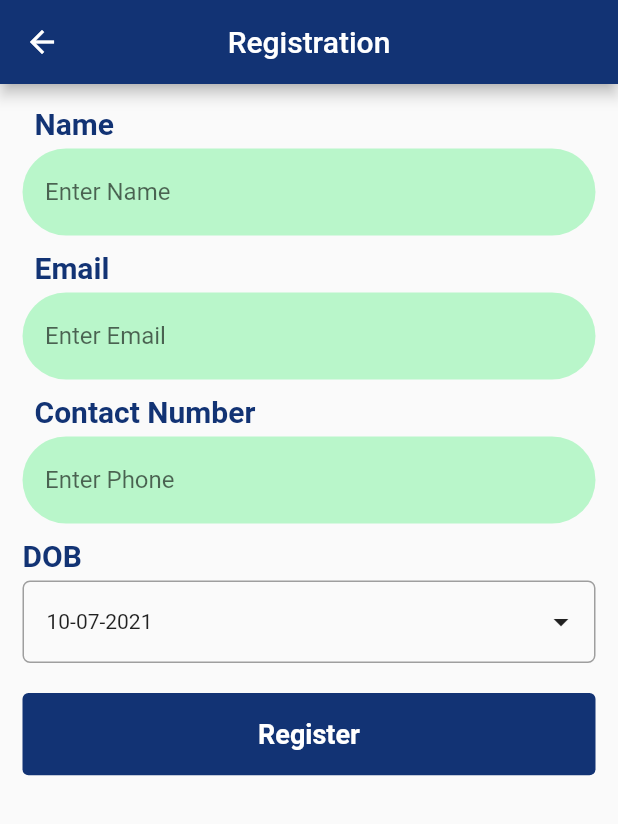
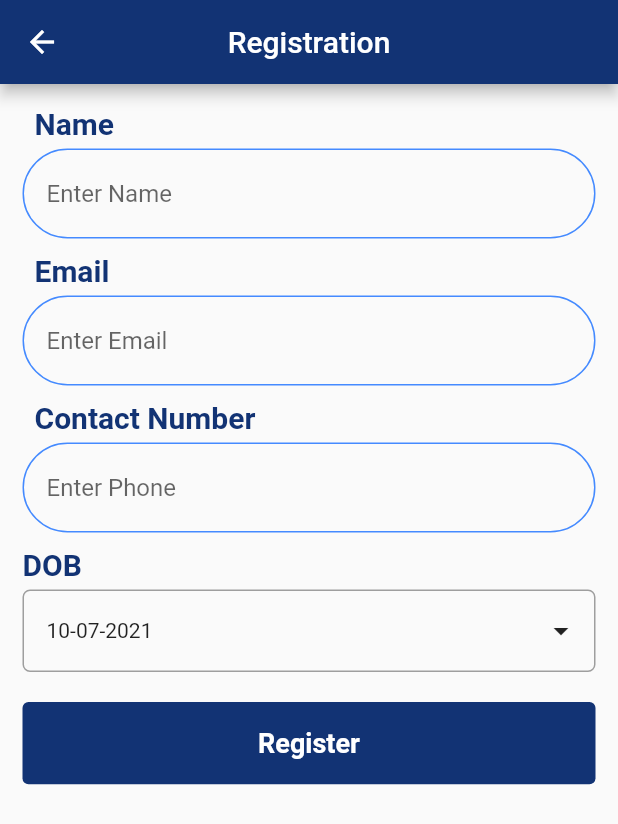
Before and after one commit to gabbar1/osc, a Flutter app: the RegisterPageView screen opened directly, on a phone screen of 412 x 824 dp. Shown: the top 824 px of the screen. Run offline on Flutter 3.47's test engine with Material 2 defaults, Android fonts, the phone set to English and light mode, and no system bars; our stand-ins replace cloud_firestore, firebase_auth, firebase_core, firebase_messaging, flutter_local_notifications, get; accounts and stored records are empty.

Commit message:
path updated by rinkesh

```diff
--- a/lib/lib/commonWidget/commonWidget.dart
+++ b/lib/commonWidget/commonWidget.dart
@@ -2,7 +2,7 @@ import 'package:flutter/cupertino.dart';
 import 'package:flutter/material.dart';
 import 'package:get/get.dart';
 import 'package:intl/intl.dart';
-import 'package:upen/lib/screen/helper/constant.dart';
+import 'package:upen/screen/helper/constant.dart';
 
 Widget CommonText(
     {String text,
@@ -44,11 +44,10 @@ Widget CommonTextInput(
       Container(
           padding: EdgeInsets.only(left: 15, right: 15, top: 5, bottom: 5),
           decoration: BoxDecoration(
-            color: Colors.greenAccent[100],
-            borderRadius: BorderRadius.all(
-              Radius.circular(30),
-            ),
-          ),
+              borderRadius: BorderRadius.all(
+                Radius.circular(30),
+              ),
+              border: Border.all(color: Colors.blueAccent)),
           child: TextFormField(
             keyboardType: textInputType,
             controller: inputController,
--- a/lib/lib/screen/dashBoard/dashBoard.dart
+++ b/lib/screen/dashBoard/dashBoard.dart
@@ -1,7 +1,7 @@
 import 'package:firebase_auth/firebase_auth.dart';
 import 'package:flutter/material.dart';
-import 'package:upen/lib/commonWidget/commonWidget.dart';
-import 'package:upen/lib/screen/helper/constant.dart';
+import 'package:upen/commonWidget/commonWidget.dart';
+import 'package:upen/screen/helper/constant.dart';
 
 class DashBoardView extends StatelessWidget {
   @override
--- a/lib/lib/screen/register/registerPage.dart
+++ b/lib/screen/register/registerPage.dart
@@ -1,7 +1,7 @@
 import 'package:flutter/material.dart';
 import 'package:get/get.dart';
-import 'package:upen/lib/commonWidget/commonWidget.dart';
-import 'package:upen/lib/screen/helper/constant.dart';
+import 'package:upen/commonWidget/commonWidget.dart';
+import 'package:upen/screen/helper/constant.dart';
 
 import 'registerController.dart';
 
--- a/lib/lib/screen/updateScreen/forceUpdate.dart
+++ b/lib/screen/updateScreen/forceUpdate.dart
@@ -1,5 +1,5 @@
 import 'package:flutter/material.dart';
-import 'package:upen/lib/service/authservice.dart';
+import 'package:upen/service/authservice.dart';
 
 
 class ForceUpdateView extends StatelessWidget {
--- a/lib/lib/service/authservice.dart
+++ b/lib/service/authservice.dart
@@ -1,7 +1,8 @@
 import 'package:firebase_auth/firebase_auth.dart';
 import 'package:flutter/cupertino.dart';
-import 'package:upen/lib/screen/dashBoard/dashBoard.dart';
-import 'package:upen/lib/screen/startPage/startPage.dart';
+import 'package:upen/screen/dashBoard/dashBoard.dart';
+import 'package:upen/screen/startPage/startPage.dart';
+
 
 
 
```
Also changed, not shown: lib/screen/register/registerController.dart (renamed from lib/lib/screen/register/registerController.dart, +3 -4 lines), lib/screen/startPage/startPage.dart (renamed from lib/lib/screen/startPage/startPage.dart, +4 -4 lines), lib/main.dart (renamed from lib/lib/main.dart), lib/screen/helper/constant.dart (renamed from lib/lib/screen/helper/constant.dart), lib/screen/login/loginPage.dart (renamed from lib/lib/screen/login/loginPage.dart).
